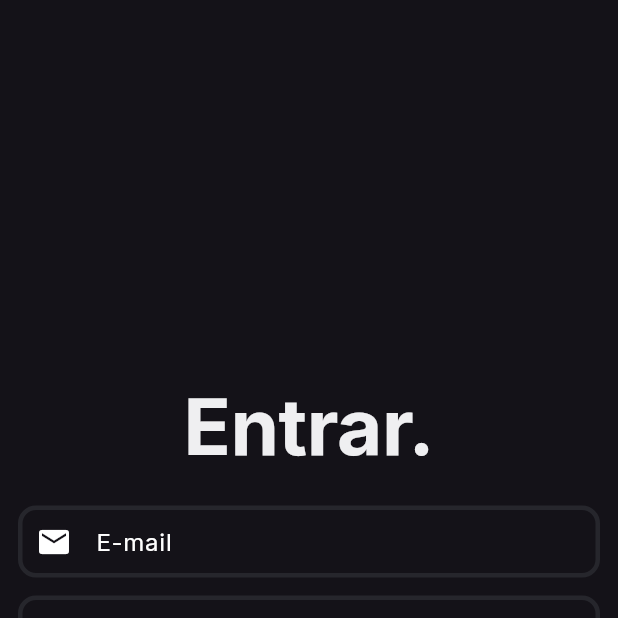
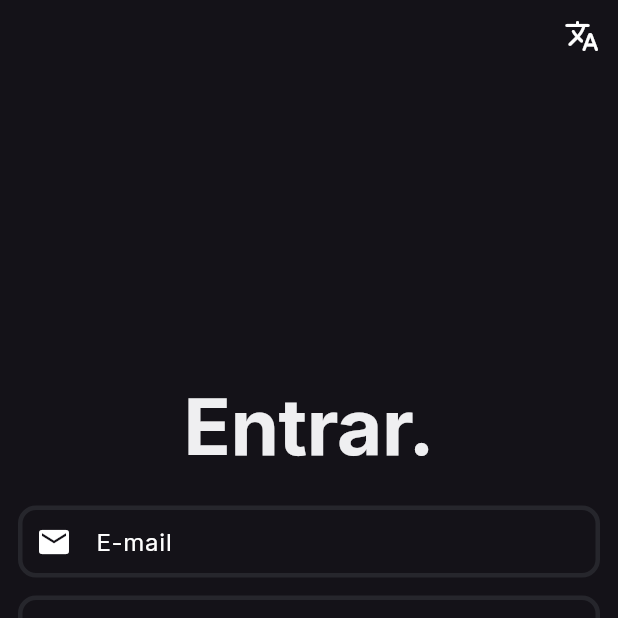
Before and after one commit to pedrokGs/BacklogRoulette, a Flutter app: the screen it shows after launch, on a phone screen of 412 x 824 dp, the top half of it. Run offline on Flutter 3.47's test engine with Material 3 defaults, Android fonts, the phone set to English and light mode, and no system bars; our stand-ins replace audioplayers, cached_network_image, carousel_slider, cloud_firestore, firebase_auth, firebase_core and 6 more; accounts and stored records are empty; generated files the repository leaves out were written again.

Commit message:
feat: permitir troca de idioma na autenticação

```diff
--- a/lib/features/auth/presentation/screens/signin_screen.dart
+++ b/lib/features/auth/presentation/screens/signin_screen.dart
@@ -5,6 +5,7 @@ import 'package:backlog_roulette/features/auth/auth_di.dart';
 import 'package:backlog_roulette/features/auth/domain/entities/app_user.dart';
 import 'package:backlog_roulette/features/auth/presentation/utils/validators.dart';
 import 'package:backlog_roulette/features/auth/presentation/widgets/auth_button.dart';
+import 'package:backlog_roulette/features/auth/presentation/widgets/auth_language_button.dart';
 import 'package:backlog_roulette/features/auth/presentation/widgets/custom_text_form_field.dart';
 import 'package:flutter/material.dart';
 import 'package:flutter_riverpod/flutter_riverpod.dart';
@@ -70,7 +71,15 @@ class _SigninScreenState extends ConsumerState<SigninScreen> {
     });
 
     return Scaffold(
-      body: Form(
+      body: SafeArea(
+        child: Stack(
+          children: [
+            const Align(
+              alignment: Alignment.topRight,
+              child: AuthLanguageButton(),
+            ),
+            Positioned.fill(
+              child: Form(
                 key: _formKey,
                 autovalidateMode: AutovalidateMode.onUnfocus,
                 child: Padding(
@@ -157,6 +166,10 @@ class _SigninScreenState extends ConsumerState<SigninScreen> {
                   ),
                 ),
               ),
+            ),
+          ],
+        ),
+      ),
     );
   }
 }
--- /dev/null
+++ b/lib/features/auth/presentation/widgets/auth_language_button.dart
@@ -0,0 +1,30 @@
+import 'package:backlog_roulette/features/settings/domain/controllers/language_notifier.dart';
+import 'package:backlog_roulette/features/settings/presentation/widgets/language_selection_sheet.dart';
+import 'package:flutter/material.dart';
+import 'package:flutter/services.dart';
+import 'package:flutter_riverpod/flutter_riverpod.dart';
+
+/// Permite escolher o idioma antes de entrar ou criar uma conta.
+class AuthLanguageButton extends ConsumerWidget {
+  const AuthLanguageButton({super.key});
+
+  @override
+  Widget build(BuildContext context, WidgetRef ref) {
+    final currentLanguage = ref.watch(languageNotifierProvider);
+
+    return IconButton(
+      tooltip: currentLanguage.label,
+      icon: const Icon(Icons.translate_rounded),
+      onPressed: () {
+        HapticFeedback.selectionClick();
+        showModalBottomSheet<void>(
+          context: context,
+          shape: const RoundedRectangleBorder(
+            borderRadius: BorderRadius.vertical(top: Radius.circular(20)),
+          ),
+          builder: (_) => const LanguageSelectionSheet(),
+        );
+      },
+    );
+  }
+}
```
Also changed, not shown: lib/features/auth/presentation/screens/signup_screen.dart (+14 -1 lines), 1 other file. Lines whose indentation alone changed are shown as unchanged.
